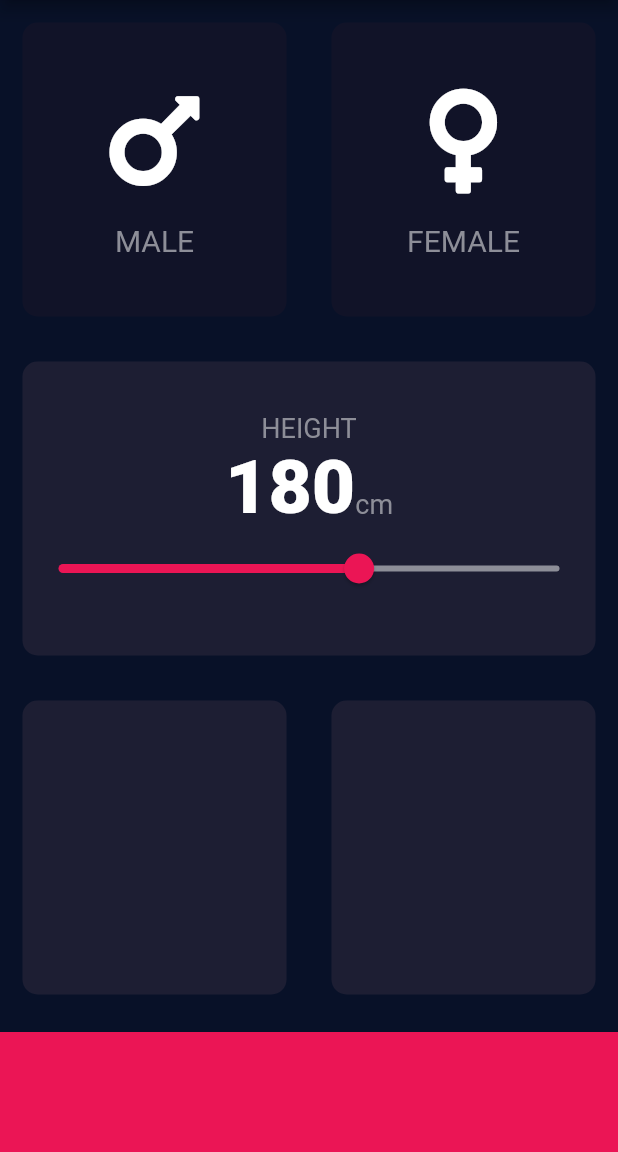
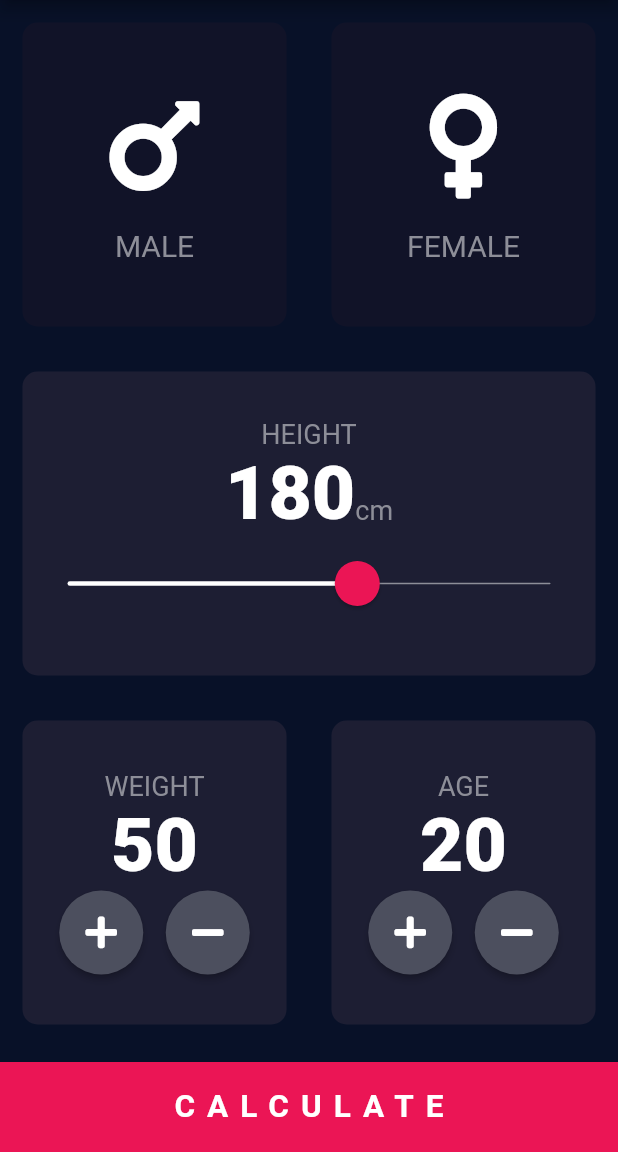
Before and after one commit to Equanimo1504/BMI_Calculator, a Flutter app: the screen it shows after launch, on a phone screen of 412 x 824 dp, the part 84-1236 px from its top. Run offline on Flutter 3.47's test engine with Material 2 defaults, Android fonts, the phone set to English and light mode, and no system bars; our stand-ins replace font_awesome_flutter.

```diff
--- a/lib/cardchild1.dart
+++ b/lib/cardchild1.dart
@@ -6,7 +6,7 @@ class cardchild1 extends StatelessWidget {
     @required this.colour,
     @required this.label,
   });
-  final label;
+  final String label;
   final IconData Ikon;
   final Color colour;
   @override
--- a/lib/input_page.dart
+++ b/lib/input_page.dart
@@ -4,6 +4,7 @@ import 'package:font_awesome_flutter/font_awesome_flutter.dart';
 import 'cardchild1.dart';
 import 'reusableCard.dart';
 import 'constants.dart';
+import 'result_page.dart';
 
 enum Gender {
   male,
@@ -18,6 +19,9 @@ class InputPage extends StatefulWidget {
 class _InputPageState extends State<InputPage> {
   Gender selectedGender;
   int height = 180;
+  int weight = 50;
+  int age = 20;
+
   @override
   Widget build(BuildContext context) {
     return Scaffold(
@@ -41,7 +45,9 @@ class _InputPageState extends State<InputPage> {
                     },
                     cardChild: cardchild1(
                       Ikon: FontAwesomeIcons.mars,
-                      colour: Color(0xFF8D8E98),
+                      colour: selectedGender == Gender.male
+                          ? Color(0xFFEB1555)
+                          : Color(0xFF8D8E98),
                       label: 'MALE',
                     ),
                     colour: selectedGender == Gender.male
@@ -58,7 +64,9 @@ class _InputPageState extends State<InputPage> {
                     },
                     cardChild: cardchild1(
                       Ikon: FontAwesomeIcons.venus,
-                      colour: Color(0xFF8D8E98),
+                      colour: selectedGender == Gender.female
+                          ? Color(0xFFEB1555)
+                          : Color(0xFF8D8E98),
                       label: 'FEMALE',
                     ),
                     colour: selectedGender == Gender.female
@@ -93,17 +101,27 @@ class _InputPageState extends State<InputPage> {
                       )
                     ],
                   ),
-                  Slider(
+                  SliderTheme(
+                    data: SliderTheme.of(context).copyWith(
+                        trackHeight: 1,
+                        thumbColor: Color(0xFFEB1555),
+                        overlayColor: Color(0x29EB1555),
+                        activeTrackColor: Colors.white,
+                        inactiveTrackColor: Color(0xFF8D8e98),
+                        thumbShape:
+                            RoundSliderThumbShape(enabledThumbRadius: 15),
+                        overlayShape:
+                            RoundSliderOverlayShape(overlayRadius: 30)),
+                    child: Slider(
                       value: height.toDouble(),
                       min: 120,
                       max: 220,
-                    activeColor: Color(0xFFEB1555),
-                    inactiveColor: Color(0xFF8D8e98),
                       onChanged: (double newValue) {
                         setState(() {
                           height = newValue.toInt();
                         });
                       },
+                    ),
                   )
                 ],
               ),
@@ -115,25 +133,143 @@ class _InputPageState extends State<InputPage> {
               children: [
                 Expanded(
                   child: ReusableCard(
+                    cardChild: Column(
+                      mainAxisAlignment: MainAxisAlignment.center,
+                      children: [
+                        Text(
+                          'WEIGHT',
+                          style: kLabelTextStyle,
+                        ),
+                        Text(
+                          weight.toString(),
+                          style: kTextStyle2,
+                        ),
+                        Row(
+                          mainAxisAlignment: MainAxisAlignment.center,
+                          children: [
+                            RoundIconButton(
+                              icon: FontAwesomeIcons.plus,
+                              onPressed: () {
+                                setState(() {
+                                  weight++;
+                                });
+                              },
+                            ),
+                            SizedBox(
+                              width: 15,
+                            ),
+                            RoundIconButton(
+                              icon: FontAwesomeIcons.minus,
+                              onPressed: () {
+                                setState(() {
+                                  weight--;
+                                });
+                              },
+                            ),
+                          ],
+                        ),
+                      ],
+                    ),
                     colour: kColour1,
                   ),
                 ),
                 Expanded(
                   child: ReusableCard(
+                    cardChild: Column(
+                      mainAxisAlignment: MainAxisAlignment.center,
+                      children: [
+                        Text(
+                          'AGE',
+                          style: kLabelTextStyle,
+                        ),
+                        Text(
+                          age.toString(),
+                          style: kTextStyle2,
+                        ),
+                        Row(
+                          mainAxisAlignment: MainAxisAlignment.center,
+                          children: [
+                            RoundIconButton(
+                              icon: FontAwesomeIcons.plus,
+                              onPressed: () {
+                                setState(() {
+                                  age++;
+                                });
+                              },
+                            ),
+                            SizedBox(
+                              width: 15,
+                            ),
+                            RoundIconButton(
+                              icon: FontAwesomeIcons.minus,
+                              onPressed: () {
+                                setState(() {
+                                  age--;
+                                });
+                              },
+                            ),
+                          ],
+                        ),
+                      ],
+                    ),
                     colour: kColour1,
                   ),
                 ),
               ],
             ),
           ),
-          Container(
+          GestureDetector(
+            onTap: () {
+              Navigator.push(
+                context,
+                MaterialPageRoute(
+                  builder: (context) {
+                    return ResultsPage();
+                  },
+                ),
+              );
+            },
+            child: Container(
+              child: Center(
+                child: Text(
+                  'CALCULATE',
+                  style: TextStyle(
+                    fontSize: 21,
+                    fontWeight: FontWeight.bold,
+                    letterSpacing: 8,
+                  ),
+                ),
+              ),
               margin: EdgeInsets.only(top: 10),
-            height: 80,
+              height: 60,
               width: double.infinity,
               color: Color(0xFFEB1555),
+            ),
           )
         ],
       ),
     );
   }
 }
+
+class RoundIconButton extends StatelessWidget {
+  RoundIconButton({this.icon, this.onPressed});
+
+  final IconData icon;
+  final Function onPressed;
+
+  @override
+  Widget build(BuildContext context) {
+    return RawMaterialButton(
+      child: Icon(icon),
+      onPressed: onPressed,
+      // elevation: 7,
+      constraints: BoxConstraints.tightFor(
+        height: 56,
+        width: 56,
+      ),
+      shape: CircleBorder(),
+      fillColor: Color(0xFF4C4F5E),
+    );
+  }
+}
--- /dev/null
+++ b/lib/result_page.dart
@@ -0,0 +1,20 @@
+import 'package:flutter/material.dart';
+import 'constants.dart';
+
+class ResultsPage extends StatelessWidget {
+  @override
+  Widget build(BuildContext context) {
+    return Scaffold(
+      appBar: AppBar(
+        title: Text(
+          'RESULTS',
+          style: kTextStyle2,
+        ),
+      ),
+      body: Text(
+        'Hello',
+        style: kTextStyle2,
+      ),
+    );
+  }
+}
```
Lines whose indentation alone changed are shown as unchanged.
